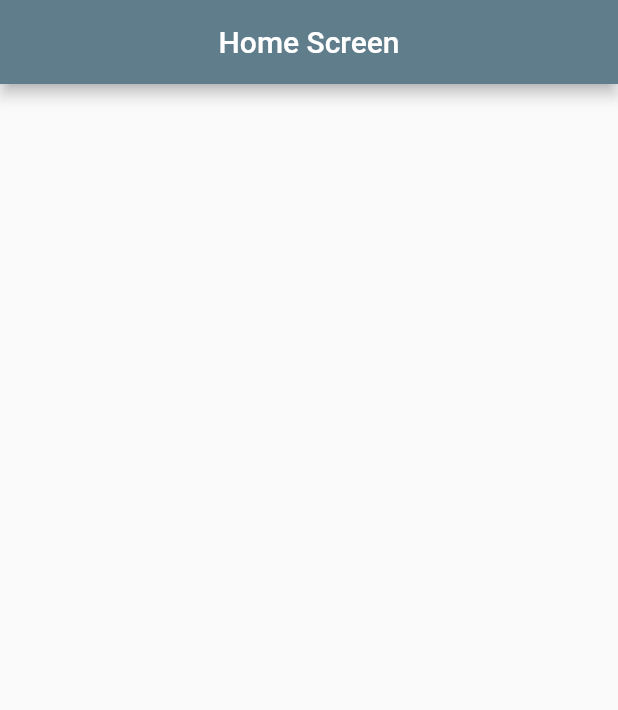
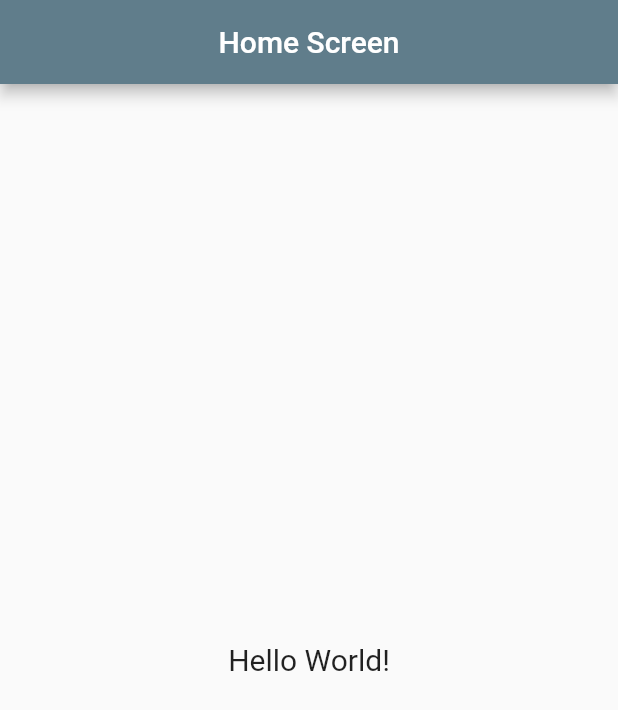
Before and after one commit to BUFONJOKER/World-Time-Flutter-App, a Flutter app: the screen it shows after launch, on a phone screen of 412 x 824 dp. Shown: the top 710 px of the screen. Run offline on Flutter 3.47's test engine with Material 2 defaults, Android fonts, the phone set to English and light mode, and no system bars.

Commit message:
first commit

```diff
--- a/lib/pages/home.dart
+++ b/lib/pages/home.dart
@@ -16,6 +16,15 @@ class _HomeState extends State<Home> {
         centerTitle: true,
         backgroundColor: Colors.blueGrey,
       ),
+      body: const Center(
+        child:  Text(
+            'Hello World!',
+          style: TextStyle(
+            fontSize: 20.0,
+          ),
+        ),
+
+      ),
 
     );
   }
```
